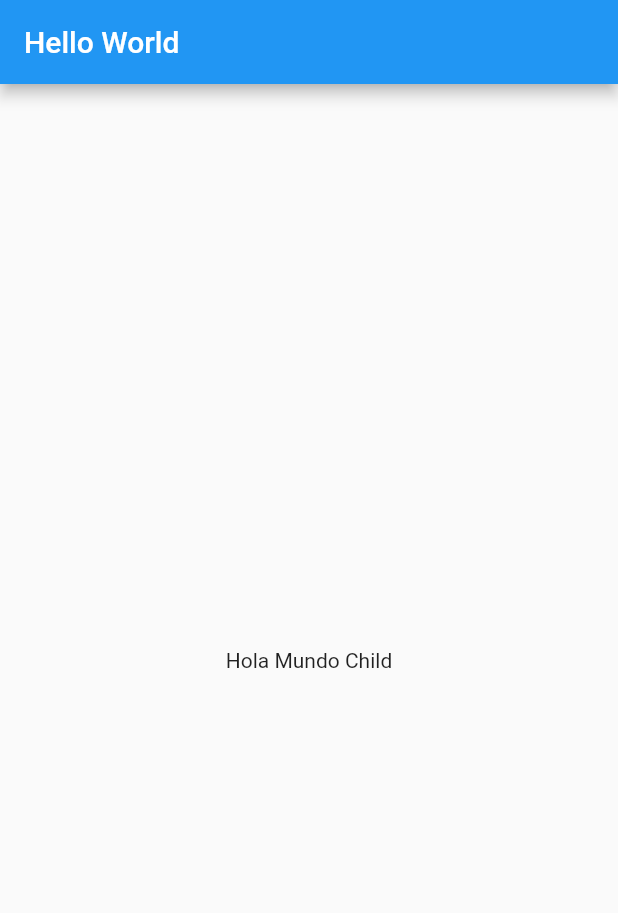
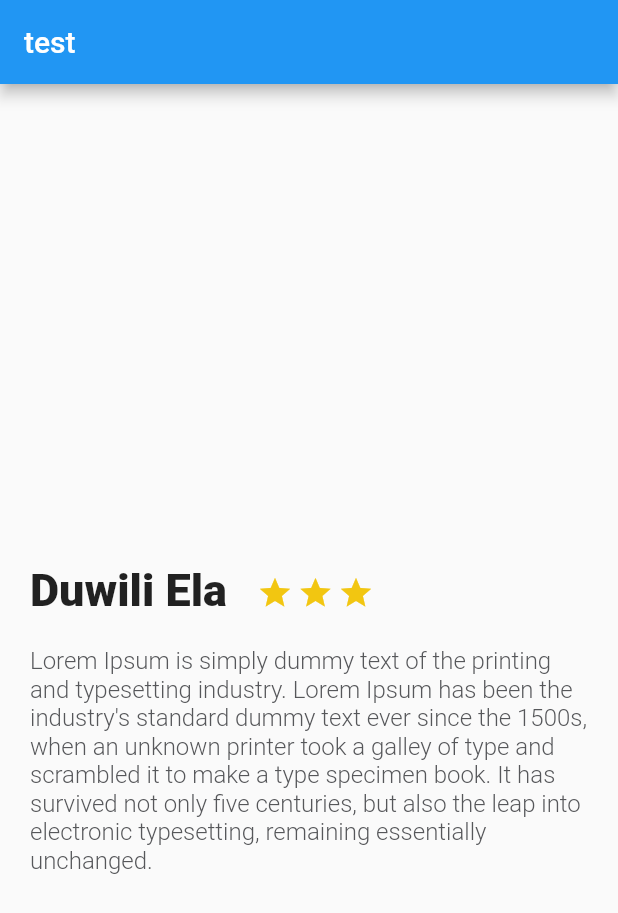
Before and after one commit to iscrozo/flutter_homeWorld, a Flutter app: the screen it shows after launch, on a phone screen of 412 x 824 dp. Shown: the top 913 px of the screen. Run offline on Flutter 3.47's test engine with Material 2 defaults, Android fonts, the phone set to English and light mode, and no system bars.

Commit message:
prototipo descripcion

```diff
--- /dev/null
+++ b/lib/background.dart
@@ -0,0 +1,24 @@
+import 'package:flutter/material.dart';
+
+
+class Background extends StatelessWidget{
+  @override
+  Widget build(BuildContext context) {
+    return Scaffold(
+      appBar: AppBar(
+        title: Text("2do reto"),
+      ),
+      body: Stack(
+        children: <Widget>[
+          Container(
+            height: 100,
+            width: 100,
+            child: Image(
+              image: AssetImage("assets/images/fondo.jpg"),
+            ),
+          )
+        ],
+      )
+    );
+  }
+}
--- /dev/null
+++ b/lib/description_place.dart
@@ -0,0 +1,72 @@
+import 'package:flutter/material.dart';
+
+class DescriptionPlace extends StatelessWidget {
+  @override
+  Widget build(BuildContext context) {
+
+    //variable estrella
+    final star = Container(
+      margin: EdgeInsets.only(
+        top:323.0,
+        right: 3.0,
+      ),
+      child: Icon(
+        Icons.star,
+        color: Color(0xFFf2C611),
+      ) ,
+    );
+
+    // variable descripcion
+    final txtDescription = Container(
+      margin: EdgeInsets.only(
+        top:20.0,
+        right: 20.0,
+        left: 20.0,
+        bottom: 10.0
+      ),
+      child: Text(
+          "Lorem Ipsum is simply dummy text of the printing and typesetting industry. Lorem Ipsum has been the industry's standard dummy text ever since the 1500s, when an unknown printer took a galley of type and scrambled it to make a type specimen book. It has survived not only five centuries, but also the leap into electronic typesetting, remaining essentially unchanged. "
+      ,style: TextStyle(
+        fontSize: 16.0,
+        fontWeight: FontWeight.w300,
+        color: Color(0xFF56575a)
+        ),
+      ),
+    );
+
+    // varriable title
+    final title_stars = Row(
+      children: <Widget>[
+        Container(
+          margin: EdgeInsets.only(
+            top: 320.0,
+            left: 20.0,
+            right: 20.0 ,
+          ),
+          child: Text(
+            "Duwili Ela",
+            style: TextStyle(
+              fontSize: 30.0,
+              fontWeight: FontWeight.w900,
+            ),
+            textAlign: TextAlign.left,
+          ),
+        ),
+        // vamos a crear las estrellas
+        Row(
+          children: <Widget>[
+            star,
+            star,
+            star
+          ],
+        ),
+      ],
+    );
+    return Column(
+      children: <Widget>[
+        title_stars,
+        txtDescription
+      ],
+    );
+  }
+}
--- a/lib/main.dart
+++ b/lib/main.dart
@@ -1,29 +1,15 @@
 import 'package:flutter/material.dart';
+import 'package:holaWorld/background.dart';
+import 'package:holaWorld/description_place.dart';
 
 void main() {
-  runApp(MyApp());
+  runApp(MaterialApp(
+    title:"Flutter_reto2",
+    home: Scaffold(
+      appBar: AppBar(
+        title: Text("test")
+      ),
+      body: new DescriptionPlace(),
+    ),
+  ));
 }
-
-class MyApp extends StatelessWidget {
-  @override
-  Widget build(BuildContext context) {
-    return MaterialApp(
-      title: 'Flutter Demo',
-      theme: ThemeData(
-        primarySwatch: Colors.blue,
-        visualDensity: VisualDensity.adaptivePlatformDensity,
-      ),
-      home: Scaffold(
-        appBar: AppBar(
-          // Zona barra Superior
-          title : Text("Hello World")
-        ),
-        body: Center(
-          // contenido de la pantalla
-          child: Text("Hola Mundo Child"),
-        ) ,
-      )
-      //MyHomePage(title: 'Flutter Demo Home Page'),
-    );
-  }
-}
```
Also changed, not shown: assets/images/fondo.jpg (added).
